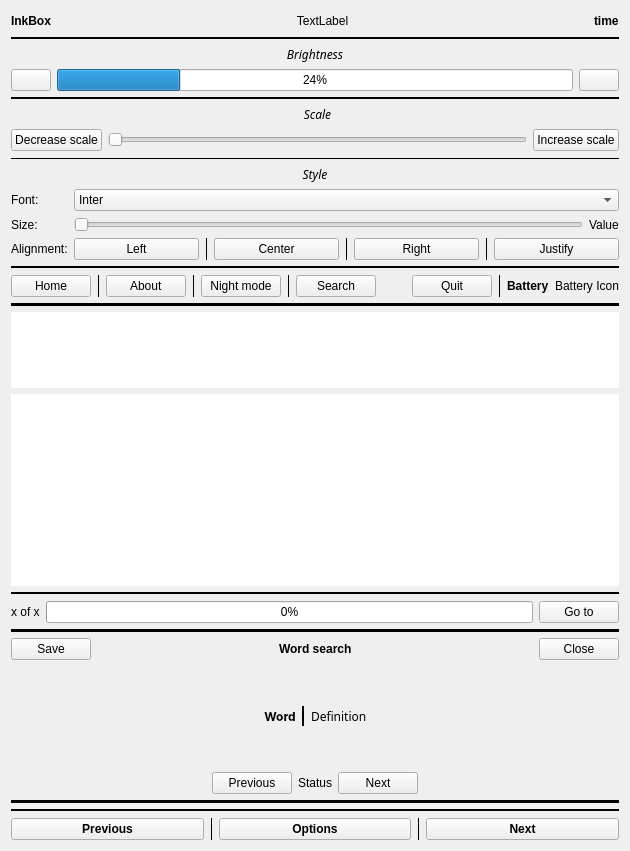
This is reader.ui in Quill-OS/quill as Qt 5 draws it before an edit. The edited form follows.
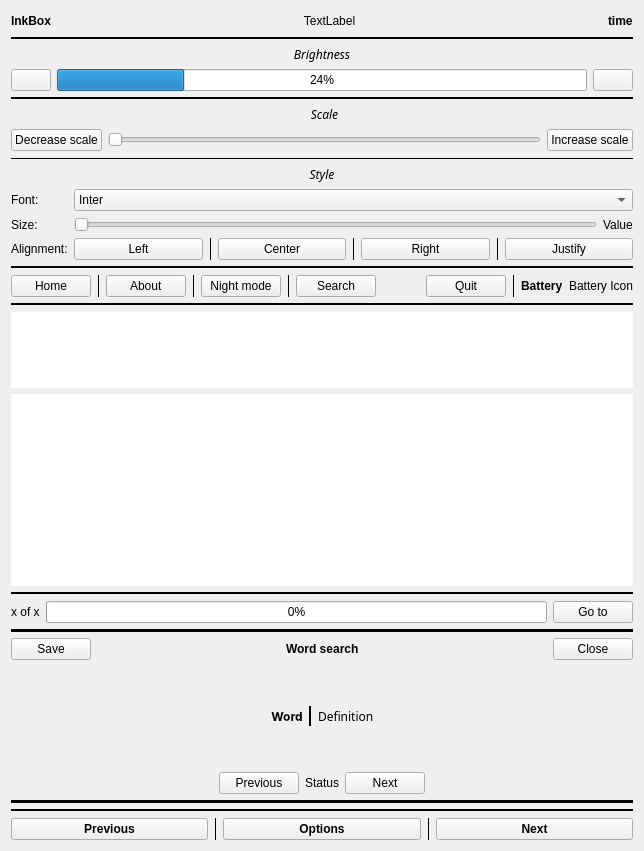
This is the edited form.

Commit message: Reader framework: Fixes for bookconfig_mount

```diff
--- a/reader.ui
+++ b/reader.ui
@@ -6,7 +6,7 @@
    <rect>
     <x>0</x>
     <y>0</y>
-    <width>630</width>
+    <width>644</width>
     <height>851</height>
    </rect>
   </property>
@@ -914,7 +914,7 @@
             <enum>QFrame::Plain</enum>
            </property>
            <property name="lineWidth">
-            <number>4</number>
+            <number>2</number>
            </property>
            <property name="orientation">
             <enum>Qt::Horizontal</enum>
```
The commit also changes 1 other file.
